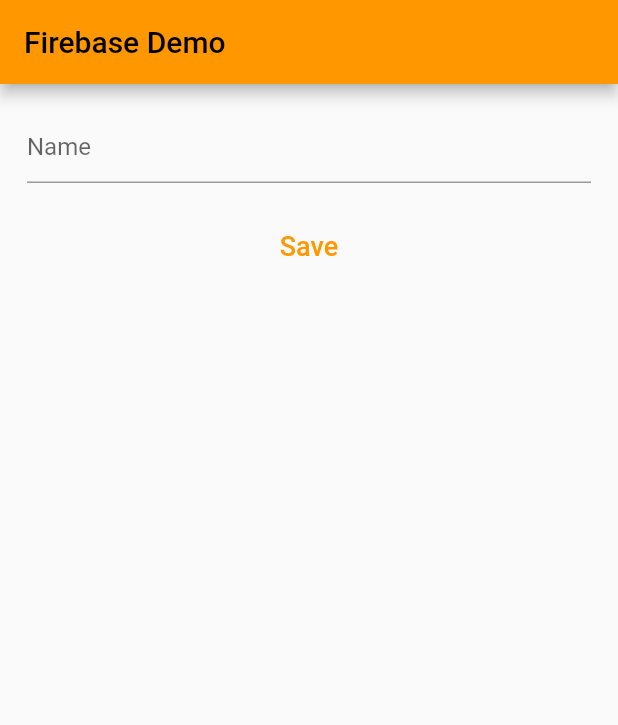
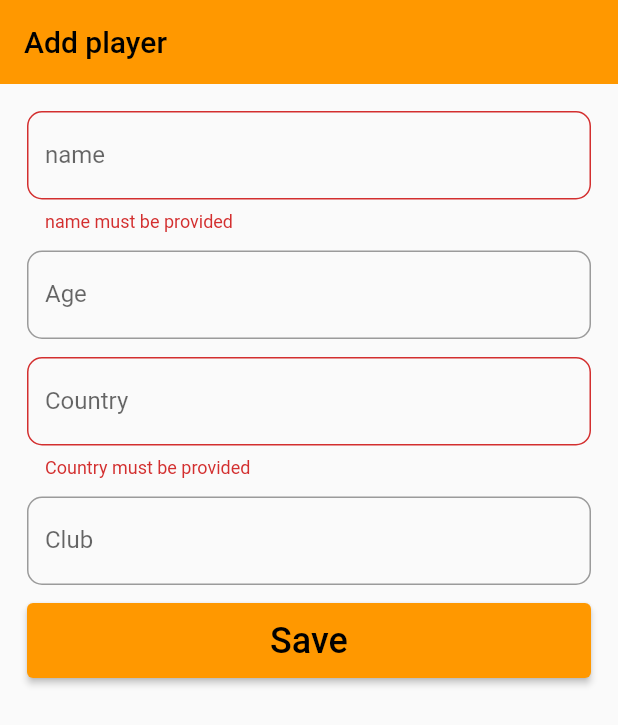
Before and after one commit to alxayeed/firebase-CRUD, a Flutter app: the screen it shows after launch, after a tap on "Save", on a phone screen of 412 x 824 dp. Shown: the top 725 px of the screen. Run offline on Flutter 3.47's test engine with Material 2 defaults, Android fonts, the phone set to English and light mode, and no system bars; our stand-ins replace cloud_firestore, firebase_core; accounts and stored records are empty.

Commit message:
custom widget added. model class added. ui updated. create data funtionality implemented

```diff
--- a/lib/main.dart
+++ b/lib/main.dart
@@ -1,6 +1,8 @@
 import 'package:firebase_core/firebase_core.dart';
 import 'package:flutter/material.dart';
 import 'package:cloud_firestore/cloud_firestore.dart';
+import 'package:flutter_firebase/screens/add_screen.dart';
+import 'package:uuid/uuid.dart';
 
 void main() async {
   WidgetsFlutterBinding.ensureInitialized();
@@ -19,61 +21,7 @@ class MyApp extends StatelessWidget {
       theme: ThemeData(
         primarySwatch: Colors.orange,
       ),
-      home: const MyHomePage(),
+      home: const AddPlayer(),
     );
   }
 }
-
-class MyHomePage extends StatefulWidget {
-  const MyHomePage({Key? key}) : super(key: key);
-
-  @override
-  State<MyHomePage> createState() => _MyHomePageState();
-}
-
-class _MyHomePageState extends State<MyHomePage> {
-  TextEditingController controller = TextEditingController();
-
-  // Future fetchPlayers() async {
-  //   var firestore = FirebaseFirestore.instance;
-  //   QuerySnapshot querySnapshot = await firestore.collection("Players").get();
-  //   return querySnapshot.docs;
-  // }
-
-  Future addPlayer({required String name}) async {
-    final docUser =
-        FirebaseFirestore.instance.collection("players").doc('doc-id2');
-
-    final player = {'name': name, 'age': "25", 'country': 'N/A', "club": ""};
-
-    docUser.set(player);
-  }
-
-  @override
-  Widget build(BuildContext context) {
-    return Scaffold(
-        appBar: AppBar(
-          title: const Text('Firebase Demo'),
-        ),
-        body: Container(
-          child: Column(
-            children: [
-              Padding(
-                padding: const EdgeInsets.all(18.0),
-                child: TextField(
-                  decoration: const InputDecoration(hintText: 'Name'),
-                  controller: controller,
-                ),
-              ),
-              TextButton(
-                  onPressed: () {
-                    final name = controller.text;
-
-                    addPlayer(name: name);
-                  },
-                  child: const Text('Save', style: TextStyle(fontSize: 18)))
-            ],
-          ),
-        ));
-  }
-}
--- /dev/null
+++ b/lib/models/player.dart
@@ -0,0 +1,30 @@
+class Player {
+  String? id;
+  String name;
+  String? age;
+  String country;
+  String? club;
+
+  Player(
+      {this.id,
+      required this.name,
+      this.age,
+      required this.country,
+      this.club});
+
+  factory Player.fromJson(Map<String, dynamic> json) => Player(
+        id: json['id'],
+        name: json['name'],
+        age: json['age'],
+        country: json['country'],
+        club: json['club'],
+      );
+
+  Map<String, dynamic> toJson() => {
+        'id': id,
+        'name': name,
+        'age': age ?? '',
+        'country': country,
+        'club': club
+      };
+}
--- /dev/null
+++ b/lib/screens/add_screen.dart
@@ -0,0 +1,99 @@
+import 'package:cloud_firestore/cloud_firestore.dart';
+import 'package:flutter/material.dart';
+import 'package:flutter_firebase/screens/widgets/custom_input_field.dart';
+
+import '../models/player.dart';
+
+class AddPlayer extends StatefulWidget {
+  const AddPlayer({Key? key}) : super(key: key);
+
+  @override
+  State<AddPlayer> createState() => _AddPlayerState();
+}
+
+class _AddPlayerState extends State<AddPlayer> {
+  final _formKey = GlobalKey<FormState>();
+  TextEditingController nameController = TextEditingController();
+  TextEditingController ageController = TextEditingController();
+  TextEditingController countryController = TextEditingController();
+  TextEditingController clubController = TextEditingController();
+
+  // Future fetchPlayers() async {
+  //   var firestore = FirebaseFirestore.instance;
+  //   QuerySnapshot querySnapshot = await firestore.collection("Players").get();
+  //   return querySnapshot.docs;
+  // }
+
+  Future addPlayer({required Player player}) async {
+    final docUser = FirebaseFirestore.instance.collection("players").doc();
+
+    player.id = docUser.id;
+    await docUser.set(player.toJson());
+
+    var snackBar = SnackBar(
+      content: Text(
+        '${player.name} added',
+        style: const TextStyle(color: Colors.black),
+      ),
+      backgroundColor: Colors.orange,
+    );
+    ScaffoldMessenger.of(context).showSnackBar(snackBar);
+  }
+
+  @override
+  Widget build(BuildContext context) {
+    return Scaffold(
+        appBar: AppBar(
+          elevation: 0.0,
+          title: const Text('Add player'),
+        ),
+        body: Form(
+          key: _formKey,
+          child: SingleChildScrollView(
+            child: Padding(
+              padding: const EdgeInsets.all(18.0),
+              child: Column(
+                crossAxisAlignment: CrossAxisAlignment.center,
+                children: [
+                  CustomInputField(label: "name", nameController: nameController, mandatory: true,),
+                  const SizedBox(height: 12.0),
+                  CustomInputField(label: "Age", nameController: ageController),
+                  const SizedBox(height: 12.0),
+                  CustomInputField(label: "Country", nameController: ageController, mandatory: true,),
+                  const SizedBox(height: 12.0),
+                  CustomInputField(label: "Club", nameController: ageController),
+                  const SizedBox(height: 12.0),
+                  ElevatedButton(
+                    style: ElevatedButton.styleFrom(
+                      elevation: 2.0,
+                      primary: Colors.orange,
+                      minimumSize: const Size.fromHeight(50),
+                    ),
+                    onPressed: () {
+                      final name = nameController.text;
+                      final age = ageController.text;
+                      final country = countryController.text;
+                      final club = clubController.text;
+
+                      if (_formKey.currentState!.validate()) {
+                        final player = Player(
+                            name: name, age: age, country: country, club: club);
+
+                        addPlayer(player: player);
+                      }
+
+                      nameController.clear();
+                      ageController.clear();
+                      countryController.clear();
+                      clubController.clear();
+                      FocusScope.of(context).unfocus();
+                    },
+                    child: const Text('Save', style: TextStyle(fontSize: 24)),
+                  )
+                ],
+              ),
+            ),
+          ),
+        ));
+  }
+}
--- /dev/null
+++ b/lib/screens/widgets/custom_input_field.dart
@@ -0,0 +1,36 @@
+import 'package:flutter/material.dart';
+
+class CustomInputField extends StatelessWidget {
+  const CustomInputField({
+    Key? key,
+    required this.nameController,
+    required this.label,
+    this.mandatory=false
+  }) : super(key: key);
+
+  final String label;
+  final TextEditingController nameController;
+  final bool mandatory;
+
+  @override
+  Widget build(BuildContext context) {
+    return TextFormField(
+      controller: nameController,
+      decoration: InputDecoration(
+        labelText: label,
+        border: OutlineInputBorder(
+          borderSide: const BorderSide(
+            color: Colors.red, //this has no effect
+          ),
+          borderRadius: BorderRadius.circular(10.0),
+        ),
+      ),
+      validator: (value) {
+        if (mandatory && value!.isEmpty) {
+          return "$label must be provided";
+        }
+        return null;
+      },
+    );
+  }
+}
```
Also changed, not shown: lib/screens/list_screen.dart (added), pubspec.lock.
